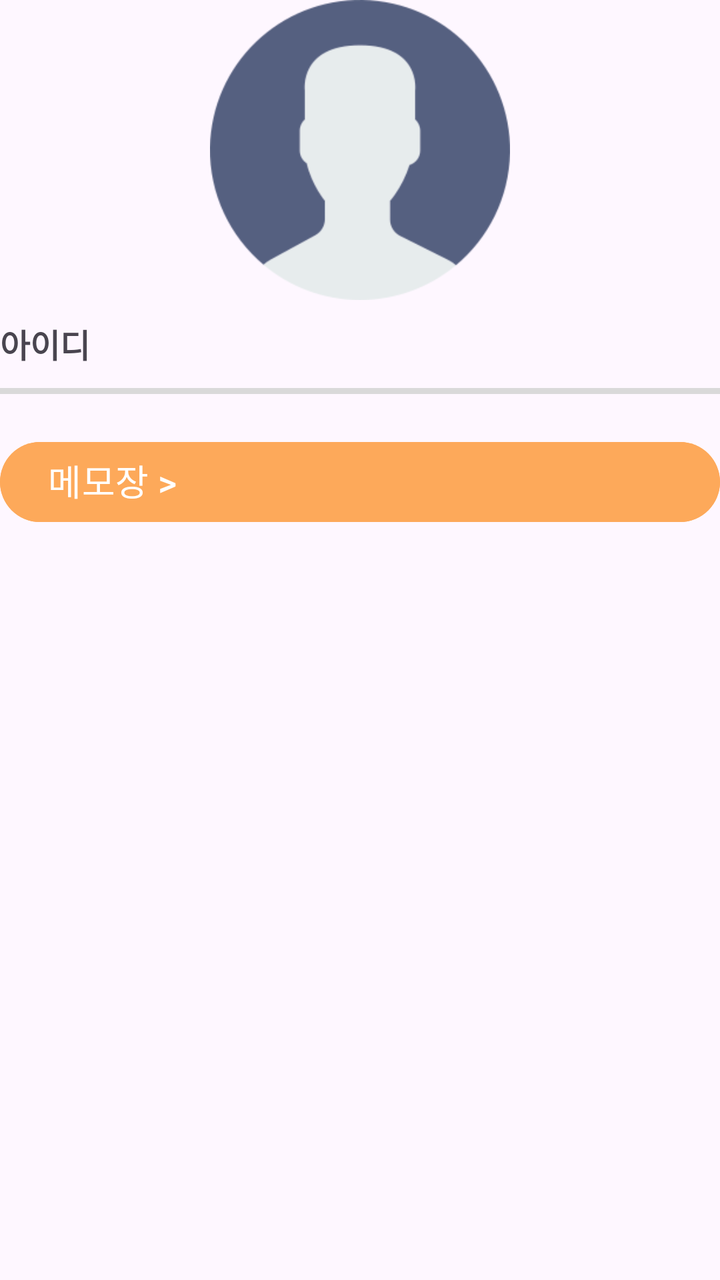
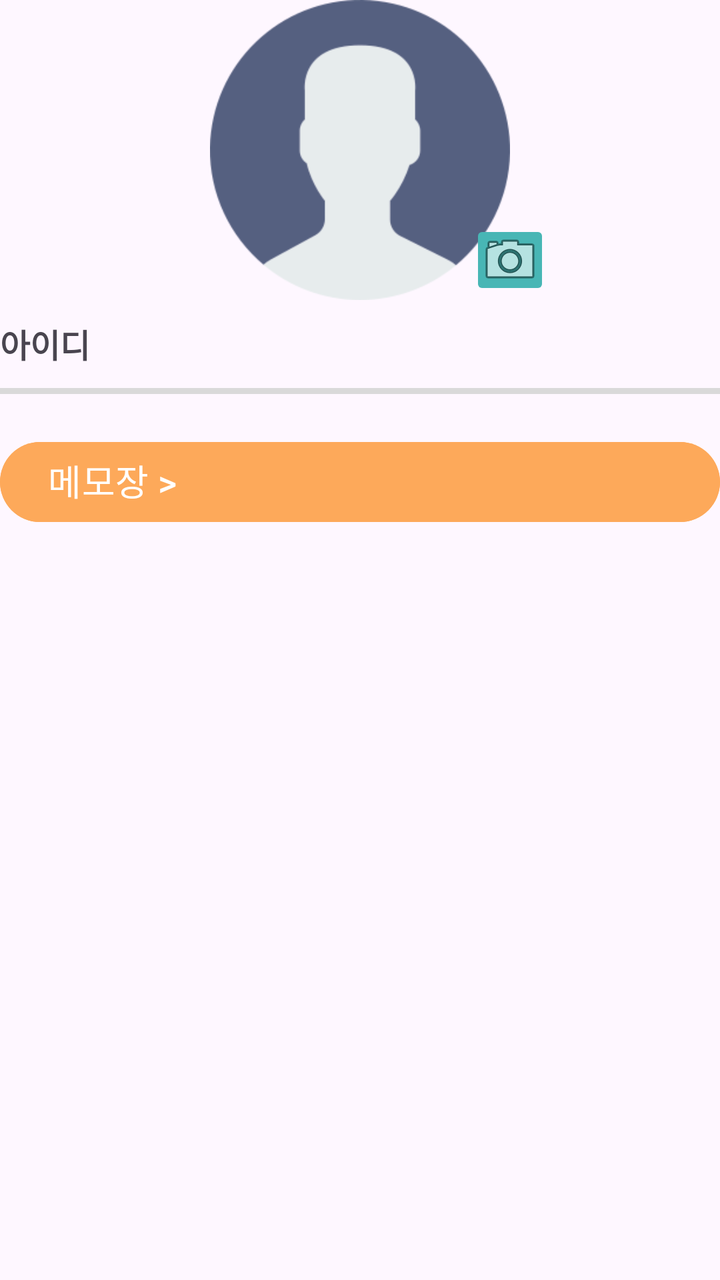

Screens rendered from an Android XML layout before and after an edit, with the pre-edit source and the edit as a unified diff.
<!-- AndroidManifest.xml: application theme Theme.BookMarket -->
<!-- res/layout/activity_mypage.xml -->
<?xml version="1.0" encoding="utf-8"?>
<LinearLayout xmlns:android="http://schemas.android.com/apk/res/android"
    xmlns:app="http://schemas.android.com/apk/res-auto"
    xmlns:tools="http://schemas.android.com/tools"
    android:id="@+id/mypage"
    android:layout_width="match_parent"
    android:layout_height="match_parent"
    android:layout_margin="20dp"
    android:orientation="vertical"
    tools:context=".mypage.MyPageActivity">


    <ImageView
        android:id="@+id/loginimg"
        android:layout_width="match_parent"
        android:layout_height="150dp"
        android:layout_alignParentTop="false"
        android:layout_centerHorizontal="false"
        android:src="@drawable/mypage_user" />

    <LinearLayout
        android:id="@+id/work_layout"
        android:layout_width="match_parent"
        android:layout_height="wrap_content"
        android:layout_marginTop="10dp"
        android:layout_marginBottom="10dp"
        android:orientation="horizontal">

        <TextView
            android:layout_width="70dp"
            android:layout_height="wrap_content"
            android:layout_weight="1"
            android:text="아이디"

            android:textSize="8pt"
            android:textStyle="bold" />

        <TextView
            android:id="@+id/date"
            android:layout_width="wrap_content"
            android:layout_height="wrap_content"
            android:layout_weight="1"

            android:textColor="#022d40"
            android:textSize="8pt" />

    </LinearLayout>

    <View
        android:layout_width="match_parent"
        android:layout_height="3dp"
        android:layout_centerInParent="true"
        android:layout_gravity="center"
        android:background="#d9d9d9" />

    <Button
        android:id="@+id/meno"
        android:layout_width="match_parent"
        android:layout_height="wrap_content"

        android:layout_marginTop="20dp"
        android:backgroundTint="#FDA95A"
        android:gravity="left"
        android:text="메모장 >"
        android:textSize="18sp" />


</LinearLayout>
<!-- resources referenced by this layout -->
<resources>
  <!-- drawable mypage_user: png bitmap (drawable, 9212 bytes) -->
  <style name="Theme.BookMarket" parent="Base.Theme.BookMarket" />
  <style name="Base.Theme.BookMarket" parent="Theme.Material3.DayNight.NoActionBar">
          
          
      </style>
</resources>

<!-- the commit's change to res/layout/activity_mypage.xml (unified diff, before → after) -->
@@ -10,13 +10,16 @@
     tools:context=".mypage.MyPageActivity">
 
 
+    <FrameLayout android:layout_width="match_parent" android:layout_height="150dp">
     <ImageView
         android:id="@+id/loginimg"
         android:layout_width="match_parent"
         android:layout_height="150dp"
         android:layout_alignParentTop="false"
         android:layout_centerHorizontal="false"
-        android:src="@drawable/mypage_user" />
+        android:src="@drawable/mypage_user" android:scaleType="centerInside" />
+    <ImageButton android:id="@+id/profileCamera" android:layout_width="40dp" android:layout_height="40dp" android:layout_gravity="center" android:layout_marginStart="75dp" android:layout_marginTop="55dp" android:backgroundTint="#48B6B5" android:src="@android:drawable/ic_menu_camera" android:contentDescription="프로필 사진 설정" />
+    </FrameLayout>
 
     <LinearLayout
         android:id="@+id/work_layout"
